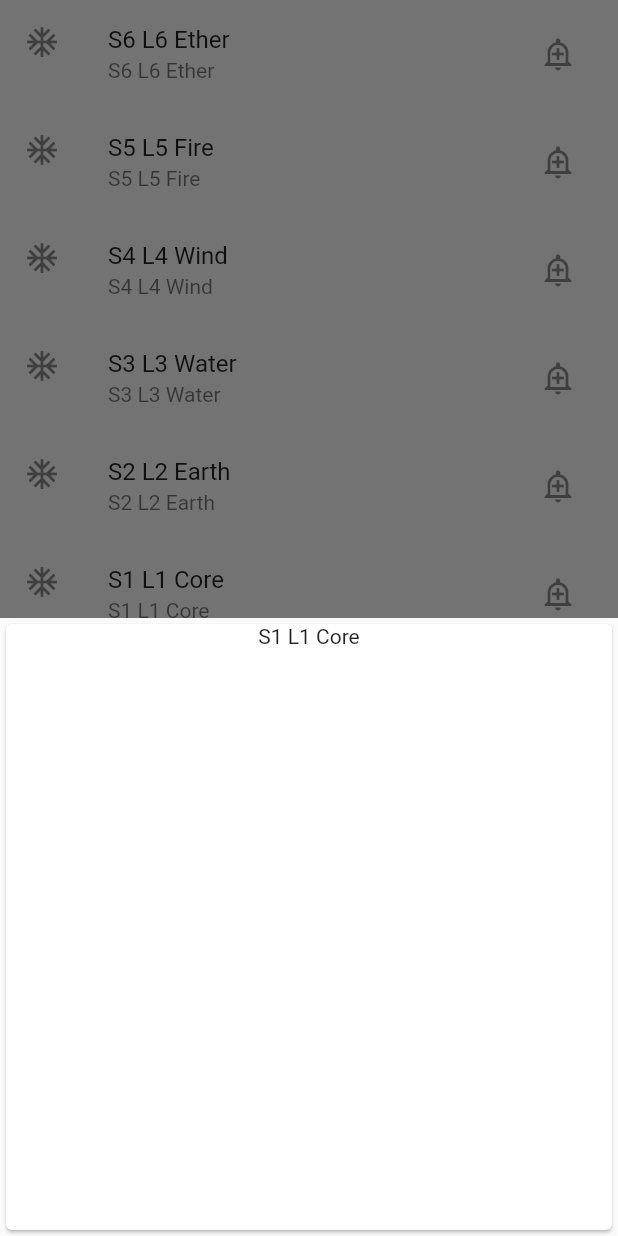
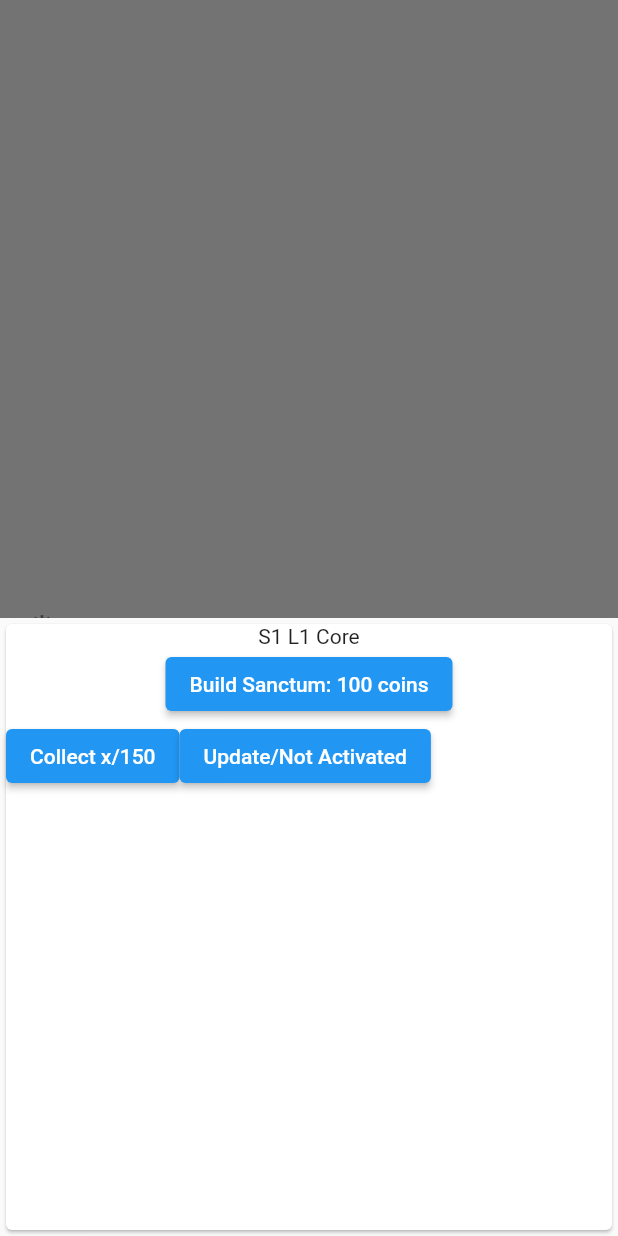
Before and after one commit to hedravBands/soul-flow, a Flutter app: the SanctuaryPage screen opened directly, after a tap on "S1 L1 Core", on a phone screen of 412 x 824 dp. Run offline on Flutter 3.47's test engine with Material 2 defaults, Android fonts, the light colour scheme and no system bars; our stand-ins replace badges, bottom_navy_bar, connectivity_plus, dartz, equatable, flutter_bloc and 4 more; accounts and stored records are empty.

Commit message:
feat Sanctuary,  bottom sheet with bottoms, bloc to come next

```diff
--- a/lib/main.dart
+++ b/lib/main.dart
@@ -66,7 +66,7 @@ class _MyAppState extends State<MyApp> {
             routeInformationProvider: goRouter.routeInformationProvider,
             routeInformationParser: goRouter.routeInformationParser,
             routerDelegate: goRouter.routerDelegate,
-            title: "Router App",
+            title: "Router Soul Flow",
           );
         },
       ),
--- a/lib/src/common/home/view/home_page.dart
+++ b/lib/src/common/home/view/home_page.dart
@@ -38,9 +38,11 @@ class _HomePageState extends State<HomePage> {
   @override
   Widget build(BuildContext context) {
     final authService = Provider.of<AuthService>(context);
-    return Scaffold(
+    return SafeArea(
+      child: Scaffold(
         appBar: AppBar(
           title: Text(APP_PAGE.home.toTitle),
+          backgroundColor: Colors.black87,
           actions: <Widget>[
             IconButton(
               icon: const Icon(Icons.error_outline),
@@ -78,6 +80,7 @@ class _HomePageState extends State<HomePage> {
         ),
         floatingActionButton: const buildFAB(),
         bottomNavigationBar: buildBottomNavyBar(),
+      ),
     );
   }
 
--- a/lib/src/module/sanctuary/presentation/bloc/sanctum_bloc.dart
+++ b/lib/src/module/sanctuary/presentation/bloc/sanctum_bloc.dart
@@ -2,6 +2,7 @@ import 'package:equatable/equatable.dart';
 import 'package:flutter_bloc/flutter_bloc.dart';
 
 import '../../domain/usecase/create_sanctum_usecase.dart';
+import '../../domain/usecase/delete_sanctum_usecase.dart';
 
 part 'sanctum_event.dart';
 part 'sanctum_state.dart';
@@ -10,11 +11,13 @@ const String SERVER_FAILURE_MESSAGE = 'Server Failure';
 const String CACHE_FAILURE_MESSAGE = 'Cache Failure';
 
 class SanctumBloc extends Bloc<SanctumEvent, SanctumState> {
-  final CreateSanctum createSanctum;
-  final DeleteSanctum deleteSanctum;
+  final CreateSanctumUsecase createSanctum;
+  final DeleteSanctumUsecase deleteSanctum;
 
-  SanctumBloc({required this.createSanctum, required this.deleteSanctum})
-      : super(SanctumInitial()) {
+  SanctumBloc({
+    required this.createSanctum,
+    required this.deleteSanctum,
+  }) : super(SanctumInitial()) {
     on<SanctumEvent>((event, emit) {
       // TODO: implement event handler
     });
--- a/lib/src/module/sanctuary/presentation/view/sanctuary_page.dart
+++ b/lib/src/module/sanctuary/presentation/view/sanctuary_page.dart
@@ -24,43 +24,12 @@ class SanctuaryPage extends StatefulWidget {
 class _SanctuaryPageState extends State<SanctuaryPage> {
   @override
   Widget build(BuildContext context) {
-    return const Scaffold(
-      body: SafeArea(child: buildListView()),
-    );
-  }
-}
-
-class buildListView extends StatelessWidget {
-  const buildListView({
-    Key? key,
-  }) : super(key: key);
-
-  @override
-  Widget build(BuildContext context) {
-    return Expanded(
-      child: ListView.builder(
-        shrinkWrap: true,
+    return Scaffold(
+      body: ListView.builder(
+        reverse: true,
         itemCount: sanctumList.length,
-        reverse: true,
-        itemBuilder: (BuildContext context, int index) {
-          return buildListTile(index: index);
-        },
-      ),
-    );
-  }
-}
-
-class buildListTile extends StatelessWidget {
-  final int index;
-  const buildListTile({
-    Key? key,
-    required this.index,
-  }) : super(key: key);
-
-  @override
-  Widget build(BuildContext context) {
-    return Center(
-      child: ListTile(
+        itemBuilder: (context, index) {
+          return ListTile(
             leading: const Icon(Icons.ac_unit_outlined),
             title: Text(sanctumList[index]),
             subtitle: Text(sanctumList[index]),
@@ -70,36 +39,12 @@ class buildListTile extends StatelessWidget {
               icon: const Icon(Icons.add_alert_outlined),
               onPressed: () {},
             ),
+            onLongPress: () {},
+            autofocus: true,
             onTap: () {
               showModalBottomSheet(
                 context: context,
                 builder: (context) {
-              return buildScrollViewOnTap(index: index);
-            },
-          );
-        },
-        onLongPress: () {},
-      ),
-    );
-  }
-}
-
-class buildScrollViewOnTap extends StatefulWidget {
-  const buildScrollViewOnTap({
-    Key? key,
-    required this.index,
-  }) : super(key: key);
-
-  final int index;
-
-  @override
-  State<buildScrollViewOnTap> createState() => _buildScrollViewOnTapState();
-}
-
-class _buildScrollViewOnTapState extends State<buildScrollViewOnTap> {
-  @override
-  Widget build(BuildContext context) {
-    setState(() => _isSelected[widget.index] = false);
                   return SingleChildScrollView(
                     controller: ModalScrollController.of(context),
                     child: SizedBox(
@@ -108,43 +53,36 @@ class _buildScrollViewOnTapState extends State<buildScrollViewOnTap> {
                         child: Card(
                           child: Column(
                             children: [
-                Text(sanctumList[widget.index]),
+                              Text(sanctumList[index]),
+                              ElevatedButton(
+                                onPressed: () {},
+                                child: Text('Build Sanctum: 100 coins'),
+                              ),
+                              Row(
+                                children: [
+                                  ElevatedButton(
+                                    onPressed: () {},
+                                    child: Text('Collect x/150'),
+                                  ),
+                                  ElevatedButton(
+                                    onPressed: () {},
+                                    child: Text('Update/Not Activated'),
+                                  ),
+                                ],
+                              ),
                             ],
                           ),
                         ),
                       ),
                     ),
                   );
+                  ;
+                },
+              );
+            },
+          );
+        },
+      ),
+    );
   }
 }
-
-//
-// class buildBottomSheet extends StatelessWidget {
-//   final int index;
-//   const buildBottomSheet({
-//     Key? key,
-//     required this.index,
-//   }) : super(key: key);
-//
-//   @override
-//   Widget build(BuildContext context) {
-//     return showMaterialModalBottomSheet(
-//       context: context,
-//       builder: (context) => SingleChildScrollView(
-//       controller: ModalScrollController.of(context),
-//         child: ListTile(
-//           leading: Icon(Icons.ac_unit_outlined),
-//           title: Text(sanctumList[index]),
-//           subtitle: Text(sanctumList[index]),
-//           enabled: 1 > 0 ? true : false,
-//           selected: index == 3 ? true : false,
-//           trailing: IconButton(
-//             icon: Icon(Icons.add_alert_outlined),
-//             onPressed: () {},
-//           ),
-//           onTap: () {},
-//           onLongPress: () {},
-//         ),),
-//
-//     );
-//   }
--- a/pubspec.yaml
+++ b/pubspec.yaml
@@ -30,7 +30,9 @@ dependencies:
   badges: ^2.0.3
   bottom_navy_bar: ^6.0.0
   modal_bottom_sheet: ^2.1.2
-
+  provider: ^6.0.3
+  # lottie: # after_effects_rendering # https://xvrh.github.io/lottie-flutter-web/#/
+  # sliding_up_panel # good for events? maybe
 dev_dependencies:
   flutter_lints: ^2.0.0
   flutter_test:
```
Also changed, not shown: lib/src/module/sanctuary/presentation/bloc/sanctum_state.dart (+15 -0 lines), pubspec.lock. Lines whose indentation alone changed are shown as unchanged.
